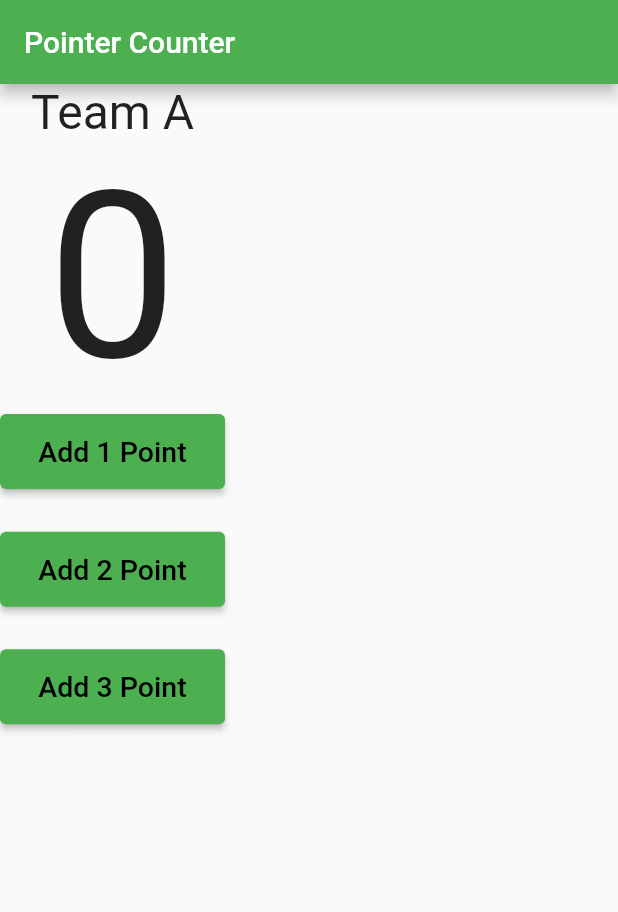
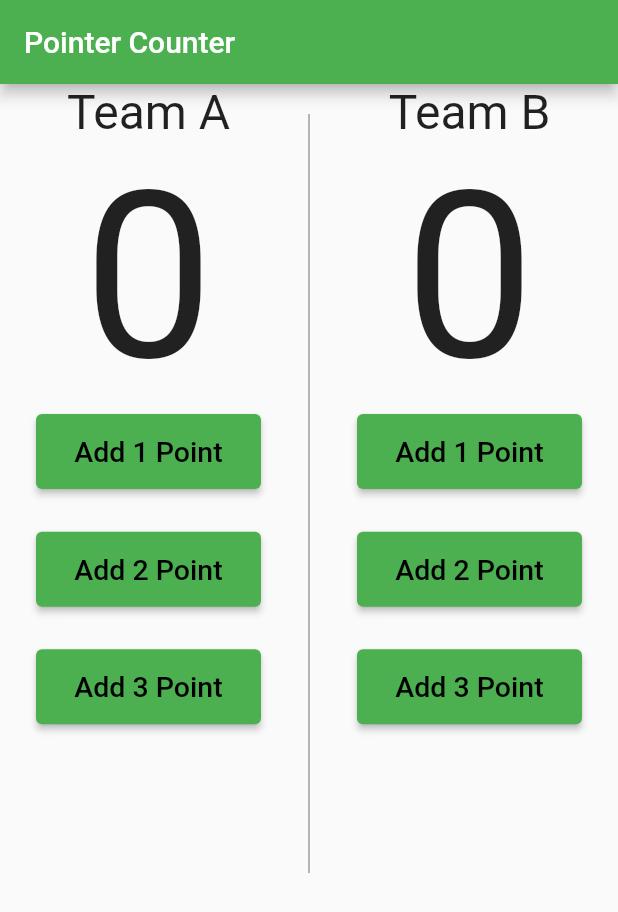
Before and after one commit to MOoRoshdy/FLUTTER_PROJECTS_APP, a Flutter app: the screen it shows after launch, on a phone screen of 412 x 824 dp. Shown: the top 912 px of the screen. Run offline on Flutter 3.47's test engine with Material 2 defaults, Android fonts, the phone set to English and light mode, and no system bars.

Commit message:
vertical dvider and minAxis Aligment in row widget

```diff
--- a/basketball/lib/main.dart
+++ b/basketball/lib/main.dart
@@ -16,7 +16,10 @@ class BasketBall extends StatelessWidget {
           backgroundColor: Colors.green,
           title: Text('Pointer Counter'),
         ),
-        body: Column(
+        body: Row(
+          mainAxisAlignment: MainAxisAlignment.spaceEvenly,
+          children: [
+            Column(
               children: [
                 Text(
                   'Team A',
@@ -35,7 +38,7 @@ class BasketBall extends StatelessWidget {
                     style: TextStyle(fontSize: 19, color: Colors.black),
                   ),
                 ),
-            const Spacer(
+                Spacer(
                   flex: 1,
                 ),
                 ElevatedButton(
@@ -47,7 +50,7 @@ class BasketBall extends StatelessWidget {
                     style: TextStyle(fontSize: 19, color: Colors.black),
                   ),
                 ),
-            const Spacer(
+                Spacer(
                   flex: 1,
                 ),
                 ElevatedButton(
@@ -59,9 +62,65 @@ class BasketBall extends StatelessWidget {
                     style: TextStyle(fontSize: 19, color: Colors.black),
                   ),
                 ),
-            const Spacer(
+                Spacer(
                   flex: 12,
                 )
+              ],
+            ),
+            VerticalDivider(
+              endIndent: 242,
+              indent: 20,
+              color: Colors.grey,
+              thickness: 1,
+            ),
+            Column(
+              children: [
+                Text(
+                  'Team B',
+                  style: TextStyle(fontSize: 32),
+                ),
+                Text(
+                  '0',
+                  style: TextStyle(fontSize: 155),
+                ),
+                ElevatedButton(
+                  style: ElevatedButton.styleFrom(
+                      primary: Colors.green, minimumSize: Size(150, 50)),
+                  onPressed: () {},
+                  child: Text(
+                    'Add 1 Point',
+                    style: TextStyle(fontSize: 19, color: Colors.black),
+                  ),
+                ),
+                Spacer(
+                  flex: 1,
+                ),
+                ElevatedButton(
+                  style: ElevatedButton.styleFrom(
+                      primary: Colors.green, minimumSize: Size(150, 50)),
+                  onPressed: () {},
+                  child: Text(
+                    'Add 2 Point',
+                    style: TextStyle(fontSize: 19, color: Colors.black),
+                  ),
+                ),
+                Spacer(
+                  flex: 1,
+                ),
+                ElevatedButton(
+                  style: ElevatedButton.styleFrom(
+                      primary: Colors.green, minimumSize: Size(150, 50)),
+                  onPressed: () {},
+                  child: Text(
+                    'Add 3 Point',
+                    style: TextStyle(fontSize: 19, color: Colors.black),
+                  ),
+                ),
+                Spacer(
+                  flex: 12,
+                )
+              ],
+            ),
           ],
         ),
       ),
```
Lines whose indentation alone changed are shown as unchanged.
